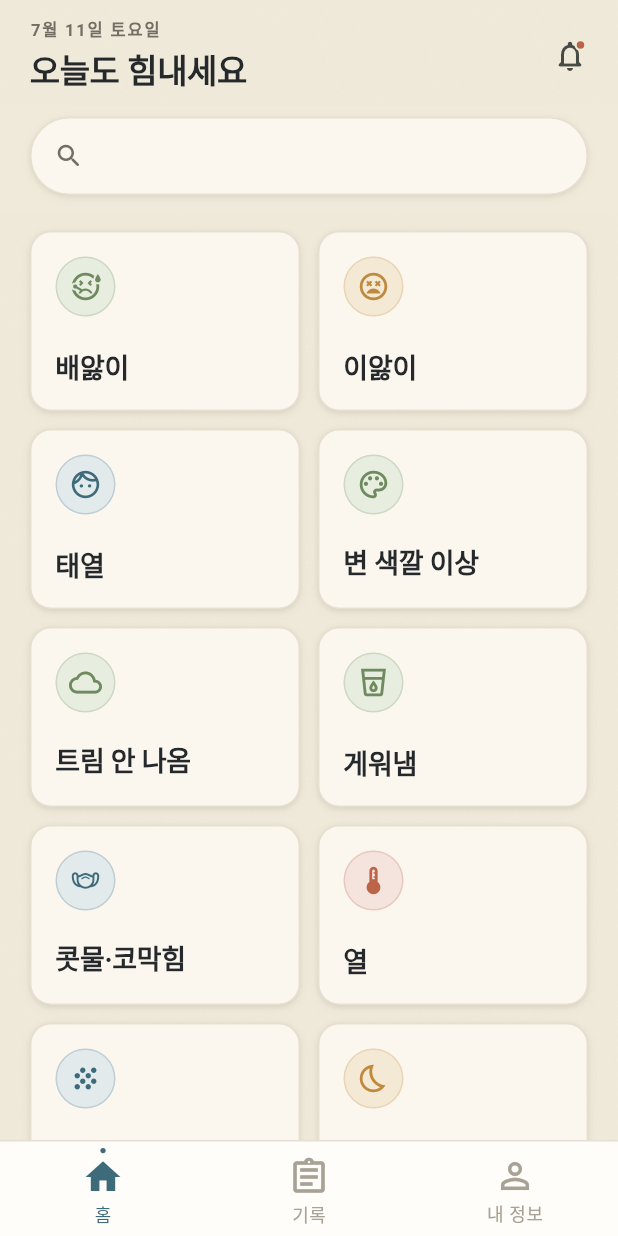
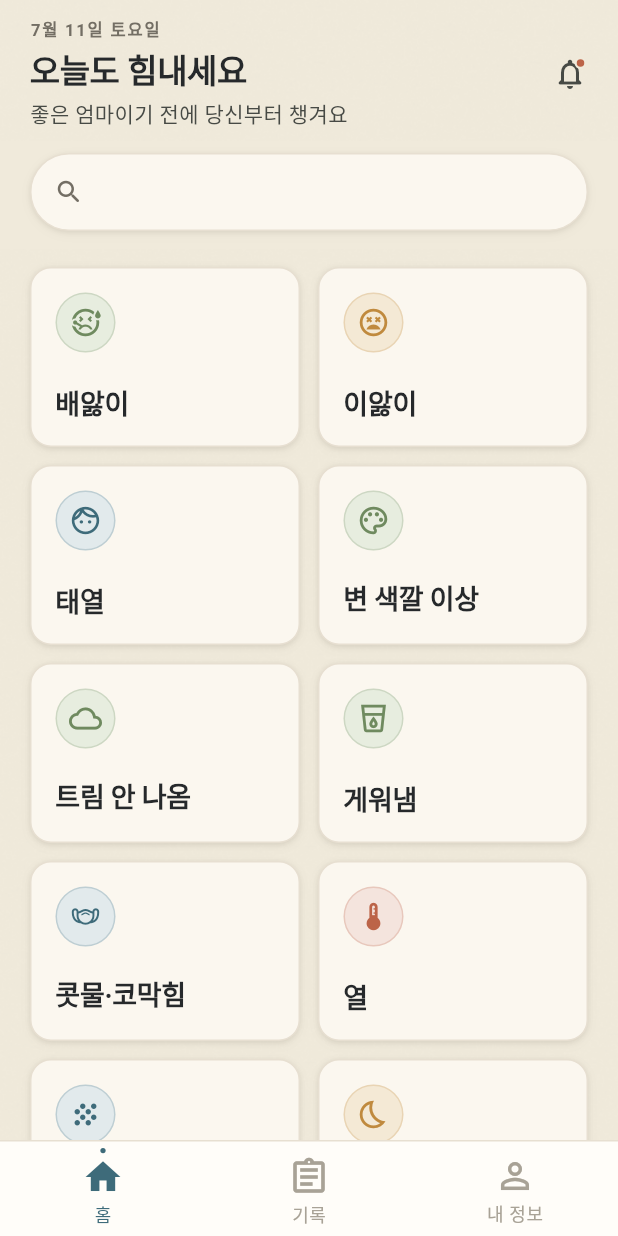
Before and after one commit to skyinthe-sea/agawaeuleo, a Flutter app: the HomeScreen screen opened by its route, on a phone screen of 412 x 824 dp. Run offline on Flutter 3.47's test engine with Material 3 defaults, Android fonts, the phone set to English and light mode, and no system bars; drawn by our look-alikes of flutter_animate; our stand-ins replace connectivity_plus, drift, drift_flutter, envied, firebase_core, firebase_messaging and 12 more; accounts and stored records are empty; generated files the repository leaves out were written again; Roboto replaces fonts that are missing (NotoSerifKR, Pretendard).

Commit message:
feat(home): '오늘의 응원' 3일 주기 회전 문구 + Supabase 연동 준비
- daily_encouragements 테이블(마이그레이션 0006) + 한국 엄마 감성 문구 100개 시드
- 홈 인사 바에 '오늘의 응원' 3단 추가(DESIGN §7.1 확장), 값 없으면 기존 2단 폴백
- 회전: KST 날짜 3일 주기 결정적 인덱스(core/utils/daily_rotation.dart) — 전원 동일·서버 콜 0
- 접근 최적화: 활성 목록 1회 조회+세션 캐시(실시간 구독 없음), 필요 컬럼만 select
- 배선: 순수 엔티티(코드젠 회피) + 홈 수동 Riverpod, 미구성/빈목록 픽스처 폴백
- .mcp.json: Supabase MCP 서버(SUPABASE_ACCESS_TOKEN env 참조, 시크릿 비커밋)
- supabase/DATA_ACCESS.md: CRUD 최소화·인덱스·대량 데이터 대비 설계 계약

검증: flutter analyze 0 이슈, 전체 테스트 통과(회전/폴백/렌더 신규 3파일 포함).

Co-Authored-By: Claude Opus 4.8 (1M context) <noreply@anthropic.com>

```diff
--- /dev/null
+++ b/lib/data/fixtures/fixture_encouragements.dart
@@ -0,0 +1,128 @@
+// 개발용 데모 모드 픽스처 — Supabase 미구성(AppConfig.isConfigured == false) 시
+// 홈 "오늘의 응원" 영역이 비지 않도록 하는 로컬 대체 데이터입니다.
+//
+// 근거: supabase/migrations/0006_encouragements.sql 의 시드 문구 100개를 문자열
+// 그대로 미러링합니다(요약/의역 없음). 시드 SQL이 갱신되면 이 파일도 함께 갱신하세요.
+//
+// **프로덕션 빌드에서는 사용되지 않습니다.** Supabase가 정상 구성되면 data 레이어의
+// 리포지토리 구현체가 실제 원격 데이터로 대체합니다.
+library;
+
+import 'package:agawaeuleo/domain/entities/entities.dart';
+
+/// `order_index`(1-based) -> 픽스처 `DailyEncouragement.id` 매핑 규칙.
+String _encId(int order) => 'fixture-encouragement-$order';
+
+/// 시드(0006_encouragements.sql)와 동일한 응원 문구 100개(노출 순서 = 목록 순서).
+const List<String> fixtureEncouragementMessages = <String>[
+  '표시 안 나는 그 수고, 저는 다 알아요',
+  '이 새벽, 엄마 정말 애쓰고 있어요',
+  '처음이라 서툰 건 당연해요',
+  '오늘 한 끼는 꼭 챙겨 드세요',
+  '오늘의 아기 모습은 오늘만 볼 수 있어요',
+  '커피 식은 줄도 모르고 하루가 갔네요',
+  '지친 어깨, 오늘 하루도 고생 많았어요',
+  '곧 아침이 와요, 조금만 더 버텨요',
+  '실수해도 당신은 좋은 엄마예요',
+  '잠깐이라도 등을 기대 쉬어요',
+  '작은 손이 어제보다 조금 더 자랐네요',
+  '방금 웃어준 그 얼굴에 다 녹아버렸죠',
+  '당신이 오늘 해낸 일들 결코 작지 않아요',
+  '졸린 눈으로도 안아주는 그 팔이 참 따뜻해요',
+  '그렇게 조금씩 엄마가 되어가요',
+  '당신 마음도 안아줄 사람이 필요해요',
+  '어느새 이만큼 컸다는 게 신기하죠',
+  '양말 짝짝이여도 아기는 모르니 괜찮아요',
+  '하루 종일 종종거린 발걸음이 참 고마웠어요',
+  '지금 이 시간, 세상에서 제일 고단하죠',
+  '자책은 잠시 내려놓아도 돼요',
+  '따뜻한 차 한 잔 마실 자격 충분해요',
+  '품에 안기는 시간이 생각보다 짧아요',
+  '잠깐 앉은 이 순간이 오늘의 휴가예요',
+  '버거운 하루 끝, 여기까지 온 게 대단해요',
+  '새벽마다 깨는 그 마음, 얼마나 무겁겠어요',
+  '서툰 손길에도 사랑은 다 전해져요',
+  '숨 한 번 깊게, 천천히 내쉬어요',
+  '자고 있는 얼굴을 한 번 더 눈에 담아요',
+  '어질러진 집은 잘 지낸 하루의 증거죠',
+  '고단한 하루였죠, 그래도 잘 지나왔어요',
+  '잠 못 든 밤도 언젠가 추억이 될 거예요',
+  '잘 몰라도 마음만은 진심이잖아요',
+  '세수하고 나면 조금은 개운해질 거예요',
+  '내일은 어떤 표정을 보여줄까 설레요',
+  '아기 냄새 한 번 맡으면 피로가 반쯤 날아가요',
+  '묵묵히 견뎌낸 하루, 그것만으로 충분해요',
+  '어두운 방 안, 혼자가 아니에요',
+  '넘어져도 다시 안아주면 그만이에요',
+  '좋아하던 노래 한 곡 틀어봐요',
+  '방금 지나간 이 표정도 처음이자 마지막이에요',
+  '낮잠 성공한 날은 세상을 다 가진 기분',
+  '숨 돌릴 새 없던 하루가 참 대단했어요',
+  '쏟아지는 잠을 참는 당신, 정말 강해요',
+  '헤매는 그 마음이 곧 사랑이에요',
+  '나를 위한 십 분, 죄가 아니에요',
+  '언제 이렇게 컸나 싶은 날이 와요',
+  '초코 하나 몰래 먹는 그 순간이 꿀맛이죠',
+  '하루의 무게를 홀로 짊어진 당신, 애썼어요',
+  '새벽 공기 차가워도 그 품은 따뜻하죠',
+  '완벽할 필요 없어요, 곁에 있으면 돼요',
+  '눈 감고 열까지만 천천히 세어봐요',
+  '이토록 작은 시절은 지금뿐이에요',
+  '빨래는 산더미지만 마음은 조금 가벼워요',
+  '아무 일 없던 듯한 오늘이 사실 제일 힘들었죠',
+  '이 밤이 길어도 끝은 분명 있어요',
+  '당신은 생각보다 훨씬 잘하고 있어요',
+  '발 뻗고 잠깐 누워도 괜찮아요',
+  '잠든 숨소리를 오래 기억하고 싶어요',
+  '머리 질끈 묶은 모습, 그게 육아 파이터죠',
+  '남몰래 삼킨 한숨까지 오늘 다 수고했어요',
+  '밤새 애쓴 두 손이 오늘따라 애틋해요',
+  '서툰 오늘도 아기에겐 온 세상이에요',
+  '좋은 엄마이기 전에 당신부터 챙겨요',
+  '작던 옷이 어느새 맞지 않게 됐네요',
+  '발끝으로 살금살금, 오늘도 닌자가 됐네요',
+  '쉼표 없던 오늘도 여기까지 참 잘 왔어요',
+  '피곤에 젖은 새벽, 잠깐이라도 기대요',
+  '애쓰는 당신을 아기는 다 알아요',
+  '어깨 한 번 돌리고 크게 기지개 켜요',
+  '평범한 오늘이 사실은 특별한 날이에요',
+  '방금 그 옹알이, 분명 사랑한다는 뜻이에요',
+  '견뎌낸 하루의 끝에서 스스로를 칭찬해줘요',
+  '오늘도 밤을 건넜네요, 그거면 충분해요',
+  '느려도 괜찮아, 함께 자라는 거니까요',
+  '애쓴 오늘, 나에게 상 하나 주세요',
+  '버틴 만큼 당신은 한 뼘 더 자랐어요',
+  '티셔츠에 얼룩쯤은 이제 훈장이 됐죠',
+  '끝없던 오늘도 결국 잘 마무리했네요',
+  '잠결에 안아 올린 그 팔이 뭉클해요',
+  '오늘 못한 건 내일 하면 돼요',
+  '짧은 쉼이 내일을 버티게 해요',
+  '힘겨운 순간도 결국 짧은 한 시절이에요',
+  '아기 웃음소리 하나로 하루가 리셋돼요',
+  '바쁜 하루 속에서도 참 단단하게 버텼어요',
+  '한밤중 뒤척임까지 애쓴 흔적이에요',
+  '완벽한 엄마는 어디에도 없어요',
+  '뜨끈한 국물 한 술 넘겨보세요',
+  '오늘 흘린 웃음 하나가 오래 남을 거예요',
+  '현관까지 배웅 나온 그 뒤뚱걸음 봤나요',
+  '말 못 할 고단함까지 오늘 다 알아드릴게요',
+  '버거운 밤엔 그냥 숨만 쉬어도 돼요',
+  '있는 그대로의 당신이 정답이에요',
+  '혼자 삼킨 하루, 이제 좀 쉬어가요',
+  '지금 여기, 이 순간이 선물이에요',
+  '오늘도 무사 통과, 우리 둘 다 잘했어요',
+  '누가 몰라줘도 오늘의 당신은 충분했어요',
+  '울음 사이 흔들리는 그 마음 다독여요',
+  '못 미더워도 당신이 최고의 엄마예요',
+  '방금 그 하품마저 왜 이렇게 사랑스러울까요',
+];
+
+/// 문구 목록을 도메인 엔티티로 변환(1-based `order_index`).
+final List<DailyEncouragement> fixtureEncouragements = <DailyEncouragement>[
+  for (var i = 0; i < fixtureEncouragementMessages.length; i++)
+    DailyEncouragement(
+      id: _encId(i + 1),
+      message: fixtureEncouragementMessages[i],
+      orderIndex: i + 1,
+    ),
+];
--- a/lib/data/repositories/repositories.dart
+++ b/lib/data/repositories/repositories.dart
@@ -8,6 +8,7 @@ library;
 export 'app_config_repository_impl.dart';
 export 'auth_repository_impl.dart';
 export 'baby_repository_impl.dart';
+export 'daily_encouragement_repository_impl.dart';
 export 'favorite_repository_impl.dart';
 export 'product_repository_impl.dart';
 export 'recent_search_repository.dart';
--- a/lib/data/supabase/supabase.dart
+++ b/lib/data/supabase/supabase.dart
@@ -8,6 +8,7 @@ library;
 export 'app_config_remote_data_source.dart';
 export 'auth_data_source.dart';
 export 'baby_remote_data_source.dart';
+export 'daily_encouragement_remote_data_source.dart';
 export 'favorite_remote_data_source.dart';
 export 'product_remote_data_source.dart';
 export 'row_mappers.dart';
--- a/lib/domain/entities/entities.dart
+++ b/lib/domain/entities/entities.dart
@@ -2,6 +2,7 @@
 library;
 
 export 'baby.dart';
+export 'daily_encouragement.dart';
 export 'favorite.dart';
 export 'product.dart';
 export 'remote_app_config.dart';
--- a/lib/domain/repositories/repositories.dart
+++ b/lib/domain/repositories/repositories.dart
@@ -4,6 +4,7 @@ library;
 export 'app_config_repository.dart';
 export 'auth_repository.dart';
 export 'baby_repository.dart';
+export 'daily_encouragement_repository.dart';
 export 'favorite_repository.dart';
 export 'product_repository.dart';
 export 'symptom_info_repository.dart';
--- a/lib/presentation/features/home/home_providers.dart
+++ b/lib/presentation/features/home/home_providers.dart
@@ -1,6 +1,11 @@
 import 'package:agawaeuleo/application/providers.dart';
+import 'package:agawaeuleo/core/utils/daily_rotation.dart';
+import 'package:agawaeuleo/data/repositories/daily_encouragement_repository_impl.dart';
+import 'package:agawaeuleo/data/supabase/daily_encouragement_remote_data_source.dart';
 import 'package:agawaeuleo/domain/entities/baby.dart';
+import 'package:agawaeuleo/domain/entities/daily_encouragement.dart';
 import 'package:agawaeuleo/domain/entities/symptom.dart';
+import 'package:agawaeuleo/domain/repositories/daily_encouragement_repository.dart';
 import 'package:flutter_riverpod/flutter_riverpod.dart';
 import 'package:shared_preferences/shared_preferences.dart';
 
@@ -15,6 +20,49 @@ import 'package:shared_preferences/shared_preferences.dart';
 final homeSymptomsProvider = StreamProvider<List<Symptom>>((ref) {
   return ref.watch(symptomRepositoryProvider).watchAll();
 });
+
+// ── 오늘의 응원(홈 인사 하위 — 발주자 요청) ─────────────────────────────
+//
+// 공개 읽기 마스터 데이터. 홈은 수동 Riverpod 정책(코드젠 비의존)이므로 코드젠
+// `application/providers.dart`를 건드리지 않고 `supabaseClientProvider`만 재사용해
+// 여기서 저장소를 배선한다.
+//
+// **성능(호출 최소화)**: 실시간 구독(`.stream()`) 대신 **1회 조회 후 세션 캐시**
+// (FutureProvider, non-autoDispose)를 쓴다. 오늘 노출할 1건은 캐시된 목록에서 날짜로
+// 계산하므로 3일 주기 회전에도 추가 서버 호출이 0이다(웹소켓 채널도 열지 않음).
+
+/// 오늘의 응원 저장소(구성 시 Supabase, 아니면 픽스처).
+final dailyEncouragementRepositoryProvider =
+    Provider<DailyEncouragementRepository>((ref) {
+      final client = ref.watch(supabaseClientProvider);
+      final remote = client == null
+          ? null
+          : DailyEncouragementRemoteDataSource(client);
+      return DailyEncouragementRepositoryImpl(remote);
+    });
+
+/// 활성 응원 문구 전체(1회 조회·세션 캐시). autoDispose가 아니라 앱 수명 동안 1콜만 유지.
+final dailyEncouragementsProvider = FutureProvider<List<DailyEncouragement>>((
+  ref,
+) {
+  return ref.watch(dailyEncouragementRepositoryProvider).getAll();
+});
+
+/// 오늘 노출할 응원 문구 1건(KST 날짜 기준 3일 주기 회전 — 모든 사용자 동일).
+///
+/// 로딩/에러/빈 목록이면 null. 순수 계산이라 [now] 주입으로 테스트 가능.
+String? currentEncouragementMessage(
+  List<DailyEncouragement>? list, {
+  DateTime? now,
+}) {
+  if (list == null || list.isEmpty) return null;
+  final index = DailyRotation.indexFor(
+    now ?? DateTime.now(),
+    count: list.length,
+  );
+  if (index < 0 || index >= list.length) return null;
+  return list[index].message;
+}
 
 /// 본인 소유 아기 목록 스트림(인사 문구용).
 final _babiesProvider = StreamProvider<List<Baby>>((ref) {
--- a/lib/presentation/features/home/home_screen.dart
+++ b/lib/presentation/features/home/home_screen.dart
@@ -42,6 +42,11 @@ class HomeScreen extends ConsumerWidget {
     final colors = context.colors;
     final symptomsAsync = ref.watch(homeSymptomsProvider);
     final baby = ref.watch(selectedBabyProvider);
+    // 오늘의 응원(3일 주기 회전, 전원 동일). 목록은 1회 조회·세션 캐시(호출 최소화),
+    // 오늘 1건은 캐시에서 날짜로 계산하므로 추가 서버 호출이 없다.
+    final dailyMessage = currentEncouragementMessage(
+      ref.watch(dailyEncouragementsProvider).value,
+    );
 
     return Scaffold(
       backgroundColor: colors.paperBg,
@@ -69,6 +74,7 @@ class HomeScreen extends ConsumerWidget {
               SliverToBoxAdapter(
                 child: HomeGreetingBar(
                   greeting: _greetingFor(baby),
+                  dailyMessage: dailyMessage,
                   onBellTap: () => _onBellTap(context),
                 ),
               ),
--- a/lib/presentation/features/home/widgets/home_greeting_bar.dart
+++ b/lib/presentation/features/home/widgets/home_greeting_bar.dart
@@ -3,14 +3,16 @@ import 'package:flutter/material.dart';
 
 /// §11.7 홈 상단 인사 영역(스크롤 시 스크롤아웃).
 ///
-/// DESIGN v2 §7.1-1 에디토리얼 2단: 위에 `overline`(ink500)으로 오늘 날짜,
-/// 아래 명조 인사(title, 현행 유지). 우측: 알림 벨 아이콘(24) + 안읽음 배지
-/// dot(`coral`). 배경은 페이지 배경과 동일하게 두어 스크롤아웃될 때 자연스럽게
-/// 사라진다.
+/// DESIGN v2 §7.1-1 에디토리얼 2단(날짜 `overline` + 명조 인사 `title`)에 발주자 요청으로
+/// **세 번째 단 "오늘의 응원"([dailyMessage])**을 덧댄다: 인사 아래 한 줄 body(ink700).
+/// 3일마다 회전하는 짧은 위로 문구로, 값이 없으면(로딩/미제공) 렌더하지 않아 기존 2단
+/// 레이아웃으로 자연스럽게 폴백한다. 우측: 알림 벨 아이콘(24) + 안읽음 배지 dot(`coral`).
+/// 배경은 페이지 배경과 동일해 스크롤아웃될 때 자연스럽게 사라진다.
 class HomeGreetingBar extends StatelessWidget {
   const HomeGreetingBar({
     required this.greeting,
     required this.onBellTap,
+    this.dailyMessage,
     this.hasUnread = true,
     super.key,
   });
@@ -18,6 +20,9 @@ class HomeGreetingBar extends StatelessWidget {
   /// 표시할 인사 문구(아기 이름이 있으면 이름, 없으면 기본 인사).
   final String greeting;
   final VoidCallback onBellTap;
+
+  /// 오늘의 응원 문구(3일마다 회전). null/공백이면 표시하지 않는다.
+  final String? dailyMessage;
 
   /// 벨 배지 dot 표시 여부.
   final bool hasUnread;
@@ -69,6 +74,19 @@ class HomeGreetingBar extends StatelessWidget {
                   maxLines: 1,
                   overflow: TextOverflow.ellipsis,
                 ),
+                if (dailyMessage != null &&
+                    dailyMessage!.trim().isNotEmpty) ...[
+                  const SizedBox(height: AppSpacing.x4),
+                  Text(
+                    dailyMessage!,
+                    style: texts.body.copyWith(
+                      color: colors.ink700,
+                      height: 1.35,
+                    ),
+                    maxLines: 2,
+                    overflow: TextOverflow.ellipsis,
+                  ),
+                ],
               ],
             ),
           ),
```
Also changed, not shown: lib/core/utils/daily_rotation.dart (added, +42 -0 lines), lib/data/repositories/daily_encouragement_repository_impl.dart (added, +48 -0 lines), lib/data/supabase/daily_encouragement_remote_data_source.dart (added, +54 -0 lines), lib/domain/entities/daily_encouragement.dart (added, +41 -0 lines), lib/domain/repositories/daily_encouragement_repository.dart (added, +13 -0 lines), .mcp.json (added), 6 other files.
